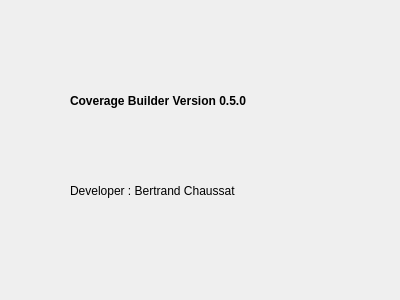
Old version of the form ui_about_window.ui in the repository AlisterH/coveragebuilder.
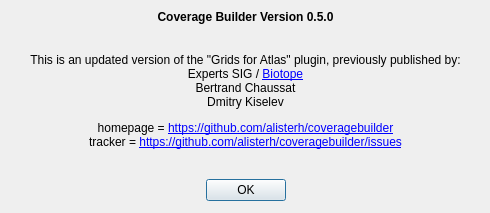
New version of the form. Icons and pictures are not drawn.

Patch:
```diff
--- a/ui_about_window.ui
+++ b/ui_about_window.ui
@@ -6,44 +6,99 @@
    <rect>
     <x>0</x>
     <y>0</y>
-    <width>400</width>
-    <height>300</height>
+    <width>490</width>
+    <height>213</height>
    </rect>
   </property>
+  <property name="sizePolicy">
+   <sizepolicy hsizetype="Ignored" vsizetype="Ignored">
+    <horstretch>1</horstretch>
+    <verstretch>1</verstretch>
+   </sizepolicy>
+  </property>
   <property name="windowTitle">
    <string>About Coverage Builder</string>
   </property>
-  <widget class="QLabel" name="label">
+  <widget class="QWidget" name="verticalLayoutWidget">
    <property name="geometry">
     <rect>
-     <x>70</x>
-     <y>150</y>
-     <width>291</width>
-     <height>81</height>
+     <x>10</x>
+     <y>10</y>
+     <width>471</width>
+     <height>191</height>
     </rect>
    </property>
-   <property name="text">
-    <string>Developer : Bertrand Chaussat</string>
-   </property>
-  </widget>
-  <widget class="QLabel" name="label_2">
-   <property name="geometry">
-    <rect>
-     <x>70</x>
-     <y>80</y>
-     <width>181</width>
-     <height>41</height>
-    </rect>
-   </property>
-   <property name="font">
-    <font>
-     <weight>75</weight>
-     <bold>true</bold>
-    </font>
-   </property>
-   <property name="text">
-    <string>Coverage Builder Version 0.5.0</string>
-   </property>
+   <layout class="QVBoxLayout" name="verticalLayout">
+    <property name="sizeConstraint">
+     <enum>QLayout::SetMinimumSize</enum>
+    </property>
+    <item>
+     <widget class="QLabel" name="label_2">
+      <property name="sizePolicy">
+       <sizepolicy hsizetype="Minimum" vsizetype="Minimum">
+        <horstretch>0</horstretch>
+        <verstretch>0</verstretch>
+       </sizepolicy>
+      </property>
+      <property name="font">
+       <font>
+        <weight>75</weight>
+        <bold>true</bold>
+       </font>
+      </property>
+      <property name="text">
+       <string>&lt;html&gt;&lt;head/&gt;&lt;body&gt;&lt;p align=&quot;center&quot;&gt;&lt;img src=&quot;:/plugins/coveragebuilder/icon.png&quot;/&gt;&lt;/p&gt;&lt;p align=&quot;center&quot;&gt;Coverage Builder Version 0.5.0&lt;/p&gt;&lt;/body&gt;&lt;/html&gt;</string>
+      </property>
+      <property name="textFormat">
+       <enum>Qt::RichText</enum>
+      </property>
+     </widget>
+    </item>
+    <item>
+     <widget class="QLabel" name="label">
+      <property name="enabled">
+       <bool>true</bool>
+      </property>
+      <property name="sizePolicy">
+       <sizepolicy hsizetype="Expanding" vsizetype="Expanding">
+        <horstretch>0</horstretch>
+        <verstretch>0</verstretch>
+       </sizepolicy>
+      </property>
+      <property name="text">
+       <string>&lt;html&gt;&lt;head/&gt;&lt;body&gt;&lt;p align=&quot;center&quot;&gt;This is an updated version of the &amp;quot;Grids for Atlas&amp;quot; plugin, previously published by:&lt;br/&gt;Experts SIG / &lt;a href=&quot;https://www.biotope.fr/&quot;&gt;&lt;span style=&quot; text-decoration: underline; color:#0000ff;&quot;&gt;Biotope&lt;/span&gt;&lt;/a&gt;&lt;br/&gt;Bertrand Chaussat&lt;br/&gt;Dmitry Kiselev&lt;/p&gt;&lt;p align=&quot;center&quot;&gt;homepage = &lt;a href=&quot;https://github.com/alisterh/coveragebuilder&quot;&gt;&lt;span style=&quot; text-decoration: underline; color:#0000ff;&quot;&gt;https://github.com/alisterh/coveragebuilder&lt;br/&gt;&lt;/span&gt;&lt;/a&gt;tracker = &lt;a href=&quot;https://github.com/alisterh/coveragebuilder/issues&quot;&gt;&lt;span style=&quot; text-decoration: underline; color:#0000ff;&quot;&gt;https://github.com/alisterh/coveragebuilder/issues&lt;/span&gt;&lt;/a&gt;&lt;/p&gt;&lt;/body&gt;&lt;/html&gt;</string>
+      </property>
+      <property name="textFormat">
+       <enum>Qt::RichText</enum>
+      </property>
+      <property name="wordWrap">
+       <bool>true</bool>
+      </property>
+      <property name="openExternalLinks">
+       <bool>true</bool>
+      </property>
+     </widget>
+    </item>
+    <item>
+     <widget class="QDialogButtonBox" name="buttonBox">
+      <property name="sizePolicy">
+       <sizepolicy hsizetype="Minimum" vsizetype="Minimum">
+        <horstretch>0</horstretch>
+        <verstretch>0</verstretch>
+       </sizepolicy>
+      </property>
+      <property name="orientation">
+       <enum>Qt::Horizontal</enum>
+      </property>
+      <property name="standardButtons">
+       <set>QDialogButtonBox::Ok</set>
+      </property>
+      <property name="centerButtons">
+       <bool>true</bool>
+      </property>
+     </widget>
+    </item>
+   </layout>
   </widget>
  </widget>
  <resources/>
```
Left out of the diff: 23 changed lines with no effect on the pictures.
